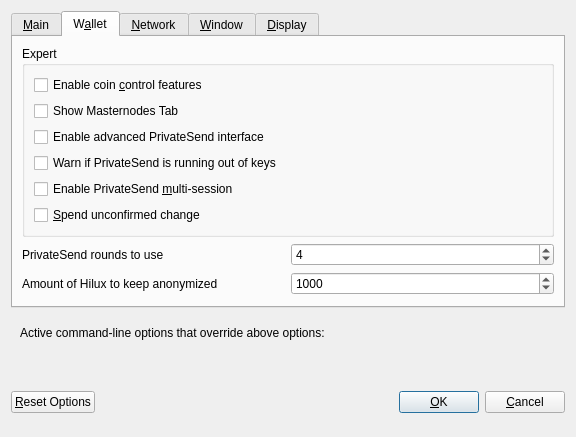
First picture: the form in src/qt/forms/optionsdialog.ui, repository swatchie-1/hilux, before the edit.
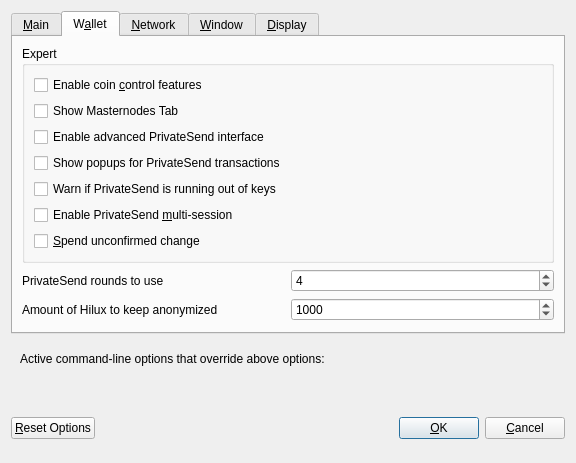
Second picture: the form after the edit. The open tabs and pages were chosen to show the change. Custom widgets are drawn as their Qt base class.

What changed in the file:
```diff
--- a/src/qt/forms/optionsdialog.ui
+++ b/src/qt/forms/optionsdialog.ui
@@ -173,6 +173,16 @@
             </property>
            </widget>
           </item>
+          <item>
+           <widget class="QCheckBox" name="showPrivateSendPopups">
+            <property name="toolTip">
+             <string>Show system popups for PrivateSend mixing transactions&lt;br/&gt;just like for all other transaction types.</string>
+            </property>
+            <property name="text">
+             <string>Show popups for PrivateSend transactions</string>
+            </property>
+           </widget>
+          </item>
           <item>
            <widget class="QCheckBox" name="lowKeysWarning">
             <property name="toolTip">
@@ -224,7 +234,7 @@
             <number>2</number>
            </property>
            <property name="maximum">
-            <number>8</number>
+            <number>16</number>
            </property>
            <property name="value">
             <number>4</number>
```
Left out of the diff: 8 changed lines with no effect on the pictures.
